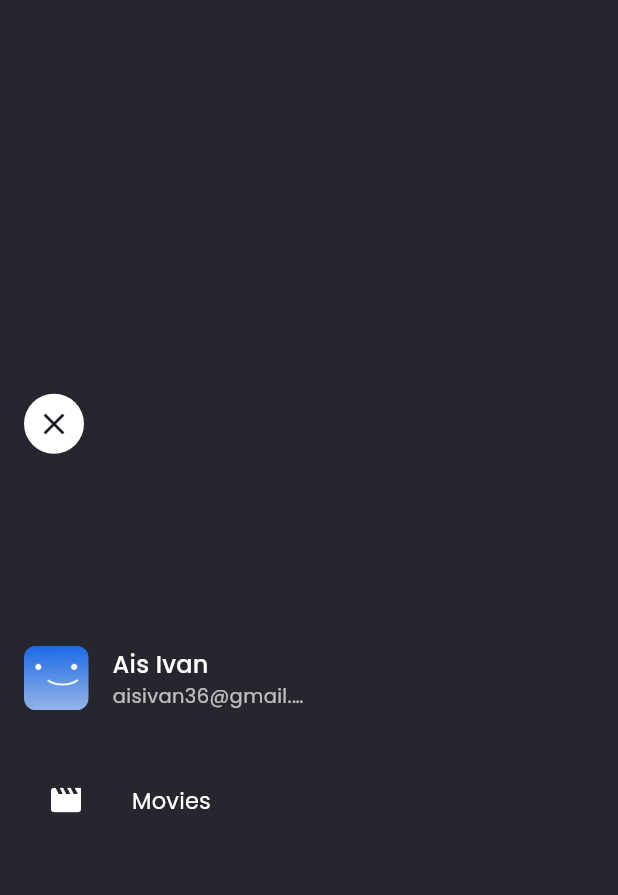
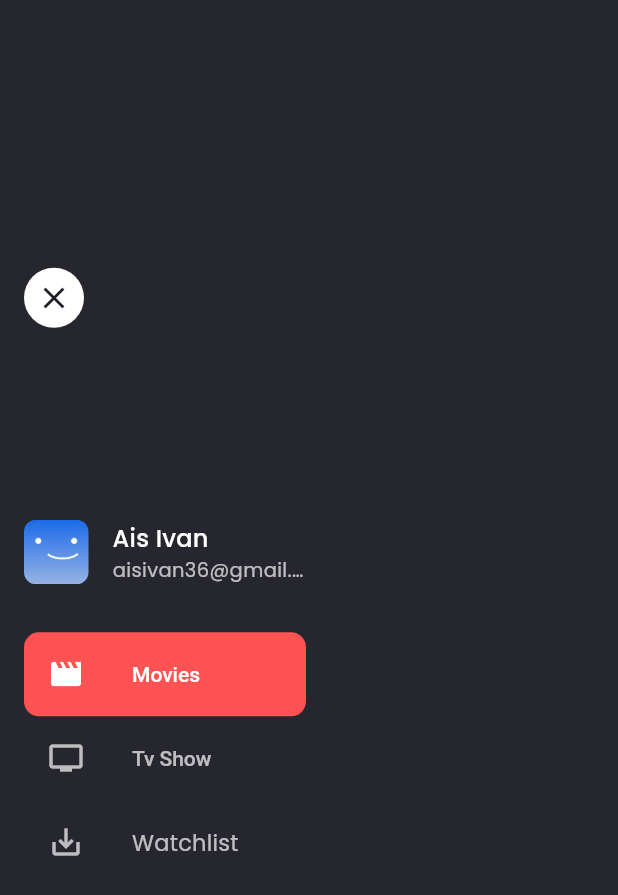
Before and after one commit to aisivan36/cleanarch_movie_app, a Flutter app: the screen it shows after launch, on a phone screen of 412 x 824 dp. Shown: the top 895 px of the screen. Run offline on Flutter 3.47's test engine with Material 2 defaults, Android fonts, the phone set to English and light mode, and no system bars; our stand-ins replace equatable, get_it, google_fonts.

Commit message:
takes all

```diff
--- a/lib/core/presentation/pages/home_page.dart
+++ b/lib/core/presentation/pages/home_page.dart
@@ -1,3 +1,4 @@
+import 'package:cleanarch_movie_app/core/presentation/pages/watchlist_page.dart';
 import 'package:cleanarch_movie_app/core/presentation/provider/home_notifier.dart';
 import 'package:cleanarch_movie_app/core/styles/colors.dart';
 import 'package:cleanarch_movie_app/core/styles/text_styles.dart';
@@ -157,10 +158,55 @@ class _HomePageState extends State<HomePage> with TickerProviderStateMixin {
                                 },
                                 leading: const Icon(Icons.movie),
                                 title: const Text('Movies'),
+                                selected:
+                                    value.state == GeneralContentType.movie,
+                                style: ListTileStyle.drawer,
+                                iconColor: Colors.white70,
+                                textColor: Colors.white70,
+                                selectedColor: Colors.white,
+                                selectedTileColor: Colors.redAccent,
+                                shape: RoundedRectangleBorder(
+                                  borderRadius: BorderRadius.circular(10.0),
+                                ),
+                              ),
+                              ListTile(
+                                key: const Key('tvListTile'),
+                                onTap: () {
+                                  context
+                                      .read<HomeNotifier>()
+                                      .setState(GeneralContentType.tv);
+
+                                  toggle();
+                                },
+                                leading: const Icon(Icons.tv),
+                                title: const Text('Tv Show'),
+                                selected: value.state == GeneralContentType.tv,
+                                style: ListTileStyle.drawer,
+                                iconColor: Colors.white70,
+                                textColor: Colors.white70,
+                                selectedColor: Colors.white,
+                                selectedTileColor: Colors.redAccent,
+                                shape: RoundedRectangleBorder(
+                                  borderRadius: BorderRadius.circular(10.0),
+                                ),
                               ),
                             ],
                           );
                         },
+                      ),
+                      ListTile(
+                        key: const Key('watchlistListTile'),
+                        onTap: () {
+                          Navigator.pushNamed(context, WatchlistPage.routeName);
+                        },
+                        leading: const Icon(Icons.save_alt),
+                        title: const Text('Watchlist'),
+                        iconColor: Colors.white70,
+                        textColor: Colors.white70,
+                      ),
+                      ListTile(
+                        key: const Key('aboutListTile'),
+                        onTap: () {},
                       ),
                     ],
                   ),
```
Also changed, not shown: lib/core/presentation/pages/watchlist_page.dart (added, +25 -0 lines).
